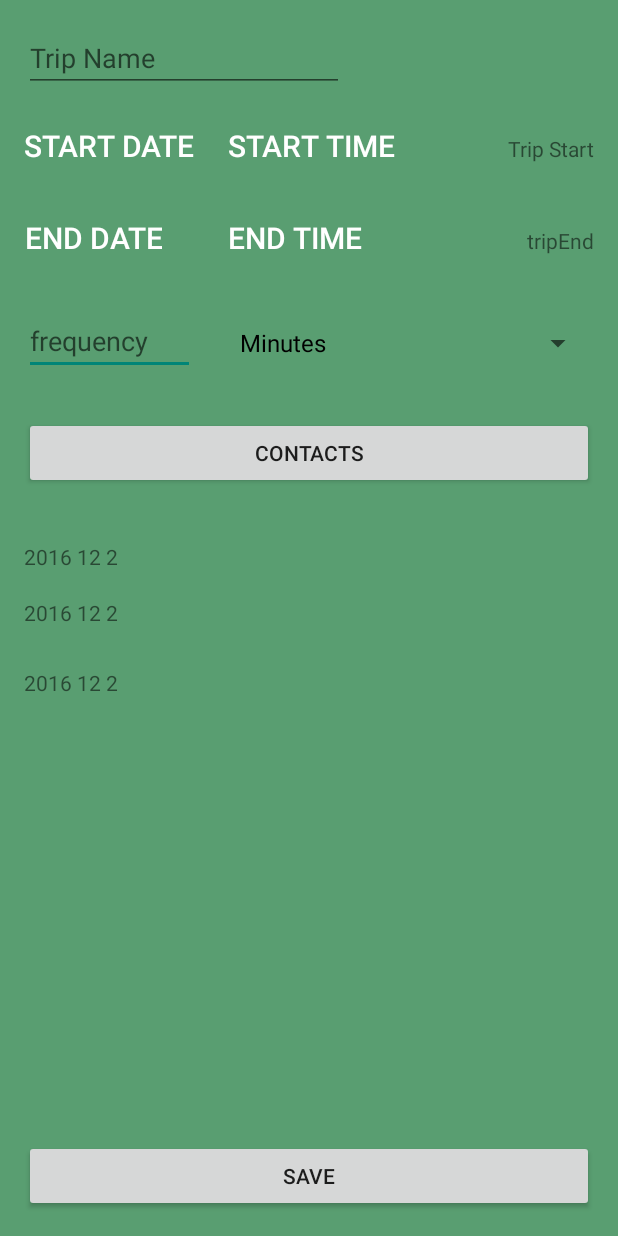
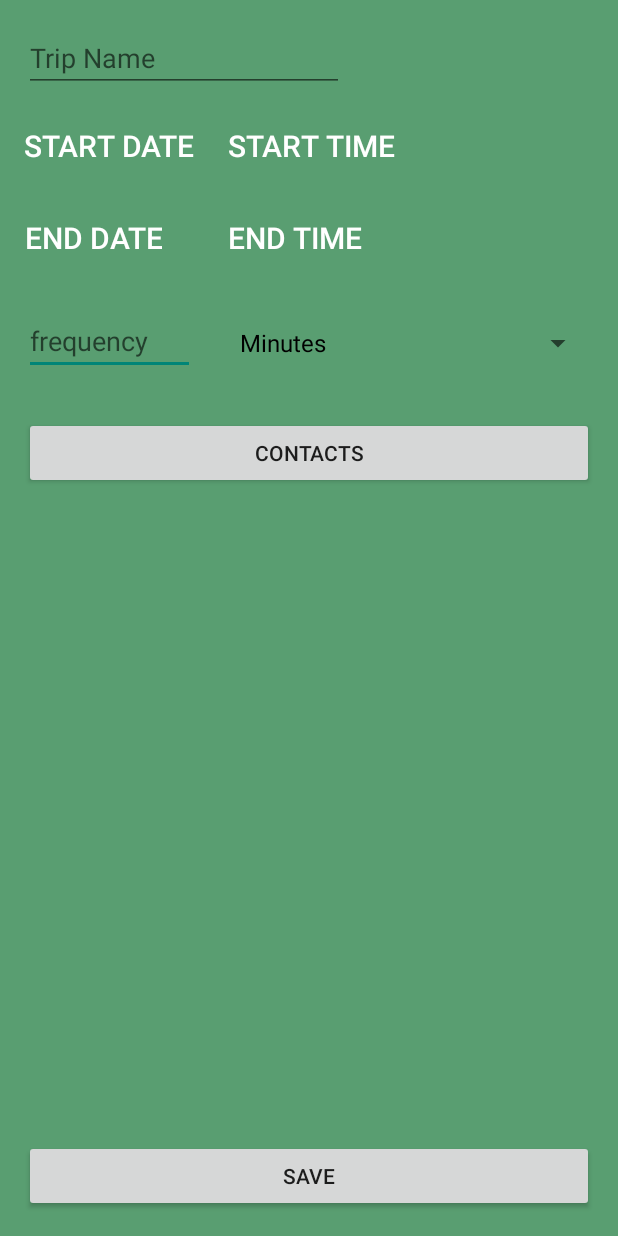
Before and after one commit to jacobfrank4/androidGpsTracking, an Android app: the PlanTrip screen opened directly, with no data from a screen before it, on a phone screen of 412 x 824 dp. Run offline under Robolectric (Android 15) with nearby library versions, the phone set to English and light mode, and no system bars.

Commit message:
removed testing textviews in plan trip .java/.xml

```diff
--- a/app/src/main/java/bcit/androidgpstracking/PlanTrip.java
+++ b/app/src/main/java/bcit/androidgpstracking/PlanTrip.java
@@ -16,7 +16,6 @@ import android.widget.Button;
 import android.widget.DatePicker;
 import android.widget.EditText;
 import android.widget.Spinner;
-import android.widget.TextView;
 import android.widget.TimePicker;
 import android.widget.Toast;
 
@@ -42,12 +41,6 @@ public class PlanTrip extends AppCompatActivity {
     Button contacts;
     Button save;
     EditText tripNameEdit;
-
-    TextView startView;
-    TextView endView;
-    TextView startValidateView;
-    TextView endValidateView;
-    TextView currValidateView;
 
     int currYear, currMonth, currDay;
     int currHour, currMinute;
@@ -101,15 +94,6 @@ public class PlanTrip extends AppCompatActivity {
         //default frequencyNumber
         frequencyNumberEditText = (EditText) findViewById(R.id.frequencyNumber);
         tripNameEdit = (EditText) findViewById(R.id.trip_name);
-        startView = (TextView) findViewById(R.id.tripStartView);
-        endView = (TextView) findViewById(R.id.tripEndView);
-
-        startValidateView = (TextView) findViewById(R.id.startValidate);
-        endValidateView = (TextView) findViewById(R.id.endValidate);
-        currValidateView = (TextView) findViewById(R.id.currValidate);
-        startValidateView.setText(startYear + " " + startMonth + " " + startDay);
-        endValidateView.setText(endYear + " " + endMonth + " " + endDay);
-        currValidateView.setText(currYear + " " + currMonth + " " + currDay);
 
         //default frequencyType
         frequencyTypeInput = "hour";
@@ -149,7 +133,6 @@ public class PlanTrip extends AppCompatActivity {
                     public void onClick(View v) {
                         showDialog(DIALOG_START_DATE);
                         startDateInput = startYear + "/" + startMonth + "/" + startDay;
-                        startView.setText(startDateInput);
                         //Toast.makeText(PlanTrip.this, "showD start: " + startDateInput, Toast.LENGTH_LONG).show();
 
                     }
@@ -164,7 +147,6 @@ public class PlanTrip extends AppCompatActivity {
                     public void onClick(View v){
                         showDialog(DIALOG_END_DATE);
                         endDateInput = endYear + "/" + endMonth + "/" + endDay;
-                        endView.setText(endDateInput);
 //                        Toast.makeText(PlanTrip.this, "showD end: " + endYear + "/" + endMonth + "/" + endDay, Toast.LENGTH_LONG).show();
                     }
                 }
@@ -300,9 +282,6 @@ public class PlanTrip extends AppCompatActivity {
         start =  startDateInput + " " + startTimeInput;
         end = endDateInput + " " + endTimeInput;
 
-        startView.setText(start);
-        endView.setText(end);
-
         frequencyNumberInput = frequencyNumberEditText.getText().toString();
 
         trip_name = tripNameEdit.getText().toString();
@@ -334,10 +313,6 @@ public class PlanTrip extends AppCompatActivity {
             Date startValidate = sdf.parse(startYear + "-" + startMonth + "-" + startDay + " " + startHour + ":" + startMinute);
             Date endValidate = sdf.parse(endYear + "-" + endMonth + "-" + endDay + " " + endHour + ":" + endMinute);
             Date currValidate = new Date();
-
-            startValidateView.setText(startValidate.toString());
-            endValidateView.setText(endValidate.toString());
-            currValidateView.setText(currValidate.toString());
 
             if(currValidate.compareTo(startValidate) < 0){
                 //Toast.makeText(this, "valid\n" + "Curr: " + currValidate + "\nstart: " + startValidate + "\nStart year: " + startYear, Toast.LENGTH_LONG).show();
--- a/app/src/main/res/layout/activity_start_trip.xml
+++ b/app/src/main/res/layout/activity_start_trip.xml
@@ -32,24 +32,6 @@
         android:layout_alignParentStart="true"
         android:layout_alignParentEnd="true"
         android:onClick="save"/>
-
-    <TextView
-        android:text="Trip Start"
-        android:layout_width="wrap_content"
-        android:layout_height="wrap_content"
-        android:id="@+id/tripStartView"
-        android:layout_alignBaseline="@+id/startTime"
-        android:layout_alignBottom="@+id/startTime"
-        android:layout_alignParentEnd="true" />
-
-    <TextView
-        android:text="tripEnd"
-        android:layout_width="wrap_content"
-        android:layout_height="wrap_content"
-        android:id="@+id/tripEndView"
-        android:layout_alignBaseline="@+id/endTime"
-        android:layout_alignBottom="@+id/endTime"
-        android:layout_alignParentEnd="true" />
 
     <Spinner
         android:layout_width="match_parent"
@@ -131,31 +113,4 @@
         android:layout_alignParentTop="true"
         android:layout_alignParentStart="true" />
 
-    <TextView
-        android:text="End"
-        android:layout_width="wrap_content"
-        android:layout_height="wrap_content"
-        android:id="@+id/endValidate"
-        android:layout_below="@+id/startValidate"
-        android:layout_alignParentStart="true"
-        android:layout_marginTop="18dp" />
-
-    <TextView
-        android:text="Start"
-        android:layout_width="wrap_content"
-        android:layout_height="wrap_content"
-        android:layout_marginTop="35dp"
-        android:id="@+id/startValidate"
-        android:layout_below="@+id/contactsButton"
-        android:layout_alignParentStart="true" />
-
-    <TextView
-        android:text="Curr"
-        android:layout_width="wrap_content"
-        android:layout_height="wrap_content"
-        android:layout_marginTop="27dp"
-        android:id="@+id/currValidate"
-        android:layout_below="@+id/endValidate"
-        android:layout_alignEnd="@+id/startValidate" />
-
 </RelativeLayout>
```
